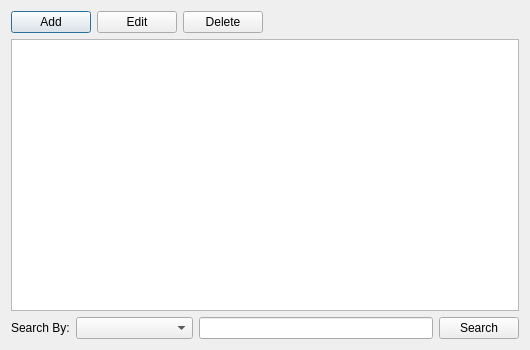
First picture: the form in rave/framework/baseentitybrowserdlg.ui, repository pgathogo/raven, before the edit.
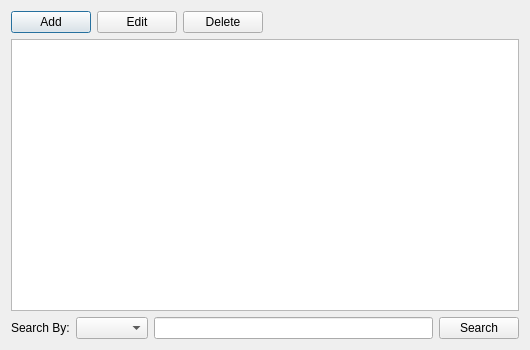
Second picture: the form after the edit. Icons and pictures are not drawn.

```diff
--- a/rave/framework/baseentitybrowserdlg.ui
+++ b/rave/framework/baseentitybrowserdlg.ui
@@ -123,7 +123,7 @@
     </layout>
    </item>
    <item>
-    <layout class="QGridLayout" name="gridLayout" columnstretch="0,1,2,0" columnminimumwidth="0,0,0,0">
+    <layout class="QGridLayout" name="gridLayout" columnstretch="0,0,0,0">
      <property name="sizeConstraint">
       <enum>QLayout::SetDefaultConstraint</enum>
      </property>
@@ -134,9 +134,6 @@
        </property>
       </widget>
      </item>
-     <item row="0" column="1">
-      <widget class="QComboBox" name="cbFilter"/>
-     </item>
      <item row="0" column="2">
       <widget class="QLineEdit" name="edtFilter"/>
      </item>
@@ -151,6 +148,9 @@
        </property>
       </widget>
      </item>
+     <item row="0" column="1">
+      <widget class="QComboBox" name="cbFilter"/>
+     </item>
     </layout>
    </item>
    <item>
```
Left out of the diff: 10 changed lines with no effect on the pictures.
